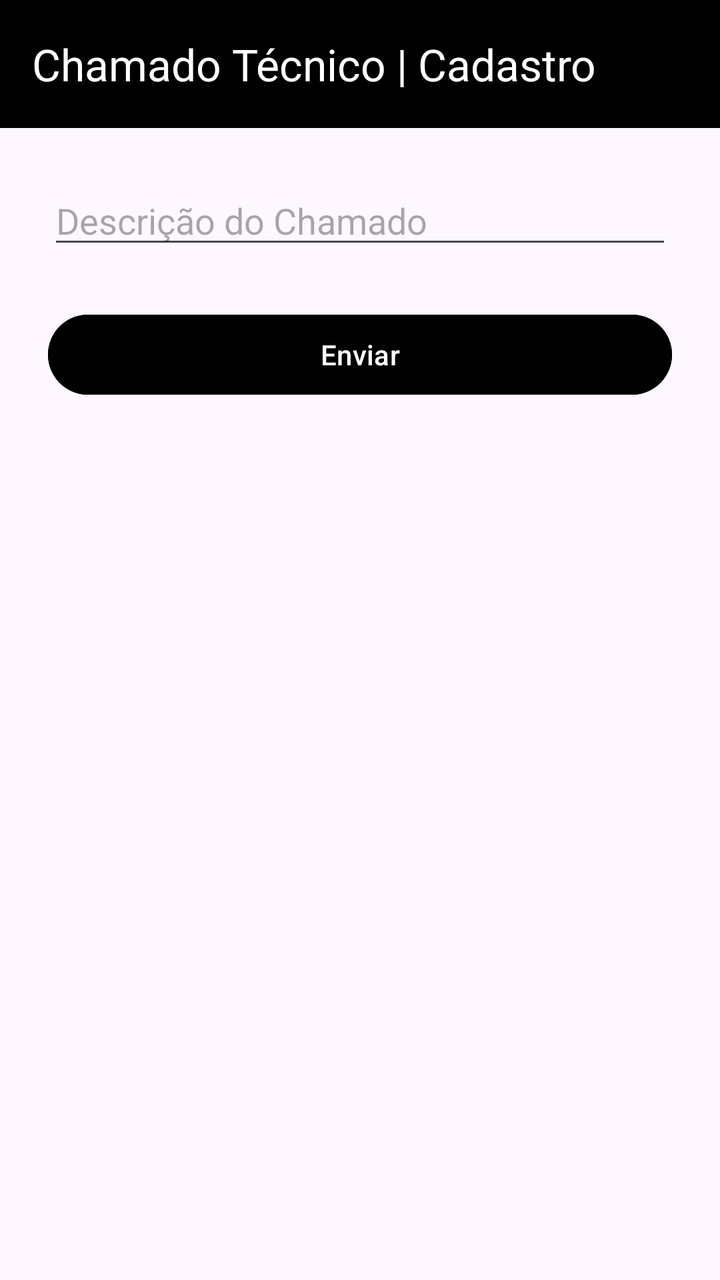
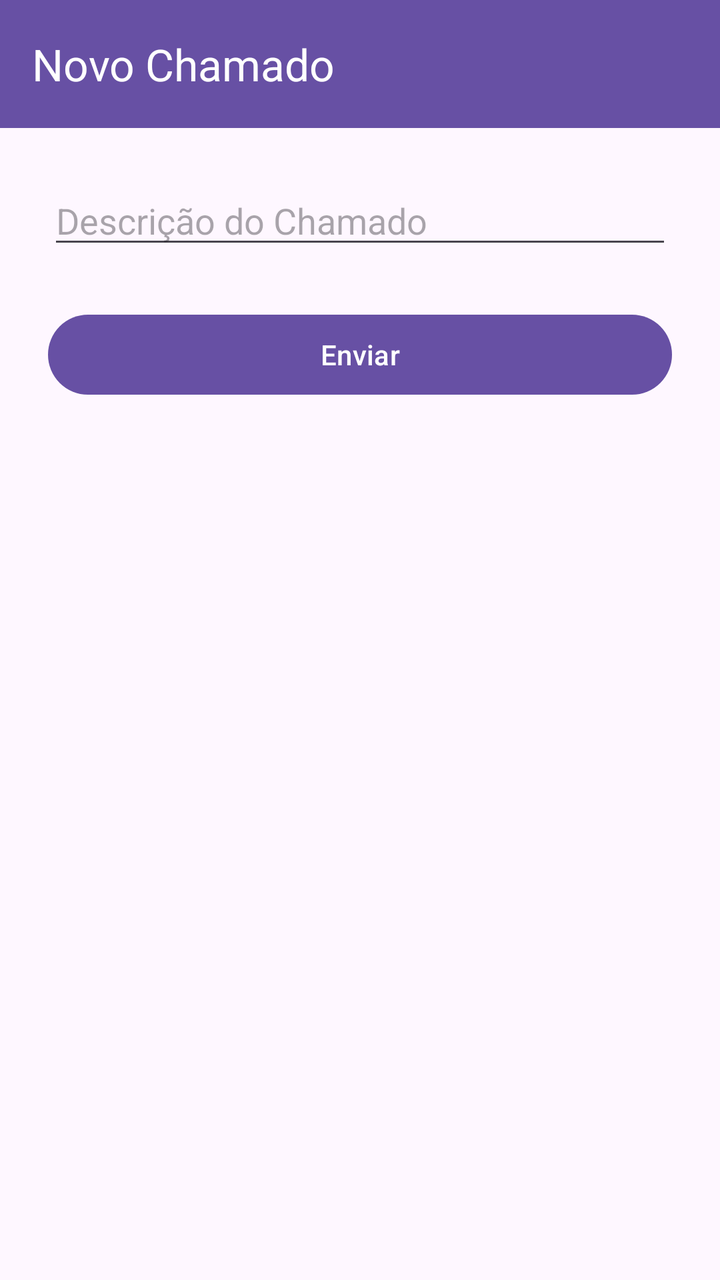

Screens rendered from an Android XML layout before and after an edit, with the pre-edit source and the edit as a unified diff.
<!-- AndroidManifest.xml: application theme Theme.ChamadoTecnico -->
<!-- res/layout/activity_cadastro.xml -->
<?xml version="1.0" encoding="utf-8"?>
<androidx.constraintlayout.widget.ConstraintLayout xmlns:android="http://schemas.android.com/apk/res/android"
    xmlns:app="http://schemas.android.com/apk/res-auto"
    xmlns:tools="http://schemas.android.com/tools"
    android:id="@+id/main"
    android:layout_width="match_parent"
    android:layout_height="match_parent"
    tools:context=".MainActivity">

    <com.google.android.material.appbar.MaterialToolbar
        android:id="@+id/toolbarTop"
        android:layout_width="0dp"
        android:layout_height="wrap_content"
        android:background="@color/black"
        app:titleTextColor="@color/white"
        app:title="Chamado Técnico | Cadastro"
        app:layout_constraintTop_toTopOf="parent"
        app:layout_constraintStart_toStartOf="parent"
        app:layout_constraintEnd_toEndOf="parent"

        />

    <EditText
        android:id="@+id/edtChamado"
        android:layout_width="0dp"
        android:layout_height="wrap_content"
        android:layout_margin="24dp"
        android:hint="Descrição do Chamado"
        android:inputType="text"
        app:layout_constraintTop_toBottomOf="@+id/toolbarTop"
        app:layout_constraintStart_toStartOf="parent"
        app:layout_constraintEnd_toEndOf="parent"
        app:layout_constraintBottom_toTopOf="@+id/btnSalvar"
        />

    <Button
        android:id="@+id/btnSalvar"
        android:layout_width="0dp"
        android:layout_height="wrap_content"
        android:text="Enviar"
        android:layout_marginStart="24dp"
        android:layout_marginTop="24dp"
        android:layout_marginEnd="24dp"
        app:layout_constraintTop_toBottomOf="@+id/edtChamado"
        app:layout_constraintStart_toStartOf="parent"
        app:layout_constraintEnd_toEndOf="parent"
        android:backgroundTint="@color/black"
        />

</androidx.constraintlayout.widget.ConstraintLayout>
<!-- resources referenced by this layout -->
<resources>
  <color name="black">#FF000000</color>
  <color name="white">#FFFFFFFF</color>
  <style name="Theme.ChamadoTecnico" parent="Base.Theme.ChamadoTecnico" />
  <style name="Base.Theme.ChamadoTecnico" parent="Theme.Material3.DayNight.NoActionBar">
          
          
      </style>
</resources>

<!-- the commit's change to res/layout/activity_cadastro.xml (unified diff, before → after) -->
@@ -5,19 +5,18 @@
     android:id="@+id/main"
     android:layout_width="match_parent"
     android:layout_height="match_parent"
-    tools:context=".MainActivity">
+    tools:context=".CadastroActivity">
 
     <com.google.android.material.appbar.MaterialToolbar
         android:id="@+id/toolbarTop"
         android:layout_width="0dp"
         android:layout_height="wrap_content"
-        android:background="@color/black"
+        android:background="?attr/colorPrimary"
         app:titleTextColor="@color/white"
-        app:title="Chamado Técnico | Cadastro"
+        app:title="Novo Chamado"
         app:layout_constraintTop_toTopOf="parent"
         app:layout_constraintStart_toStartOf="parent"
         app:layout_constraintEnd_toEndOf="parent"
-
         />
 
     <EditText
@@ -30,7 +29,6 @@
         app:layout_constraintTop_toBottomOf="@+id/toolbarTop"
         app:layout_constraintStart_toStartOf="parent"
         app:layout_constraintEnd_toEndOf="parent"
-        app:layout_constraintBottom_toTopOf="@+id/btnSalvar"
         />
 
     <Button
@@ -38,13 +36,10 @@
         android:layout_width="0dp"
         android:layout_height="wrap_content"
         android:text="Enviar"
-        android:layout_marginStart="24dp"
-        android:layout_marginTop="24dp"
-        android:layout_marginEnd="24dp"
+        android:layout_margin="24dp"
         app:layout_constraintTop_toBottomOf="@+id/edtChamado"
         app:layout_constraintStart_toStartOf="parent"
         app:layout_constraintEnd_toEndOf="parent"
-        android:backgroundTint="@color/black"
         />
 
 </androidx.constraintlayout.widget.ConstraintLayout>
<!-- resource entries referenced after the edit -->
@@ -1,6 +1,5 @@
 <!-- resources referenced by this layout -->
 <resources>
-  <color name="black">#FF000000</color>
   <color name="white">#FFFFFFFF</color>
   <style name="Theme.ChamadoTecnico" parent="Base.Theme.ChamadoTecnico" />
   <style name="Base.Theme.ChamadoTecnico" parent="Theme.Material3.DayNight.NoActionBar">
